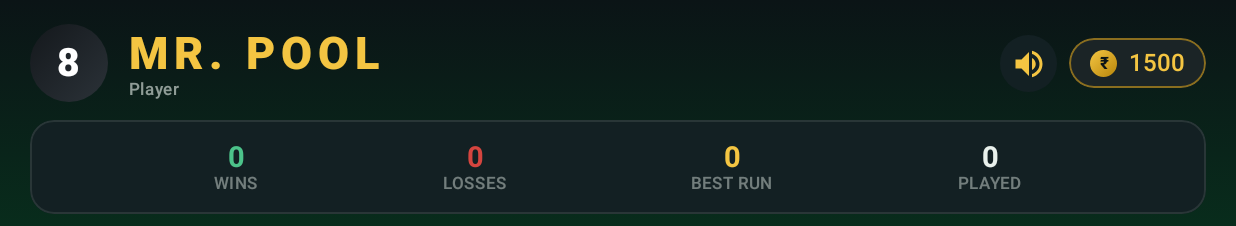
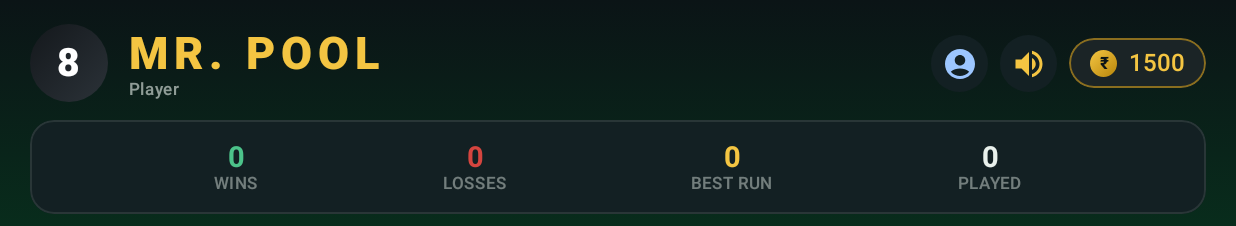
Before and after one commit to aasmasayyad1995-ux/M.R-Pool-, an Android app built with Jetpack Compose: the screen it shows after launch (MainActivity), on a phone screen of 824 x 412 dp (held sideways). Shown: the top 226 px of the screen. Run offline under Robolectric (Android 15) with nearby library versions, the phone set to English and light mode, and no system bars; pictures from the network do not load.

Commit message:
Put a profile button beside the speaker
The profile was reachable by tapping the picture in the lobby header, which
is only obvious once somebody has already been told. It now has a round
button of its own next to the sound toggle, where a button is expected to be.

The picture and the name below it still open it too, and so does the tile
further down — three ways in, none of which have to be guessed at.

Co-Authored-By: Claude Opus 5 <noreply@anthropic.com>
Claude-Session: https://claude.ai/code/session_01X2bZcLJTecpmSZ8DbKKca4

```diff
--- a/app/src/main/java/com/mrpool/eightball/ui/LobbyScreen.kt
+++ b/app/src/main/java/com/mrpool/eightball/ui/LobbyScreen.kt
@@ -87,8 +87,25 @@ fun LobbyScreen(
                         color = Chalk.copy(alpha = 0.6f)
                     )
                 }
+                // Beside the speaker, so the profile is a button in its own right rather
+                // than only a picture somebody has to guess is tappable.
                 Box(
                     modifier = Modifier
+                        .size(38.dp)
+                        .clip(CircleShape)
+                        .background(InkSoft)
+                        .clickable { onProfile() },
+                    contentAlignment = Alignment.Center
+                ) {
+                    Icon(
+                        imageVector = Icons.Filled.AccountCircle,
+                        contentDescription = "Profile",
+                        tint = Color(0xFF9CC6FF)
+                    )
+                }
+                Box(
+                    modifier = Modifier
+                        .padding(start = 8.dp)
                         .size(38.dp)
                         .clip(CircleShape)
                         .background(InkSoft)
```
